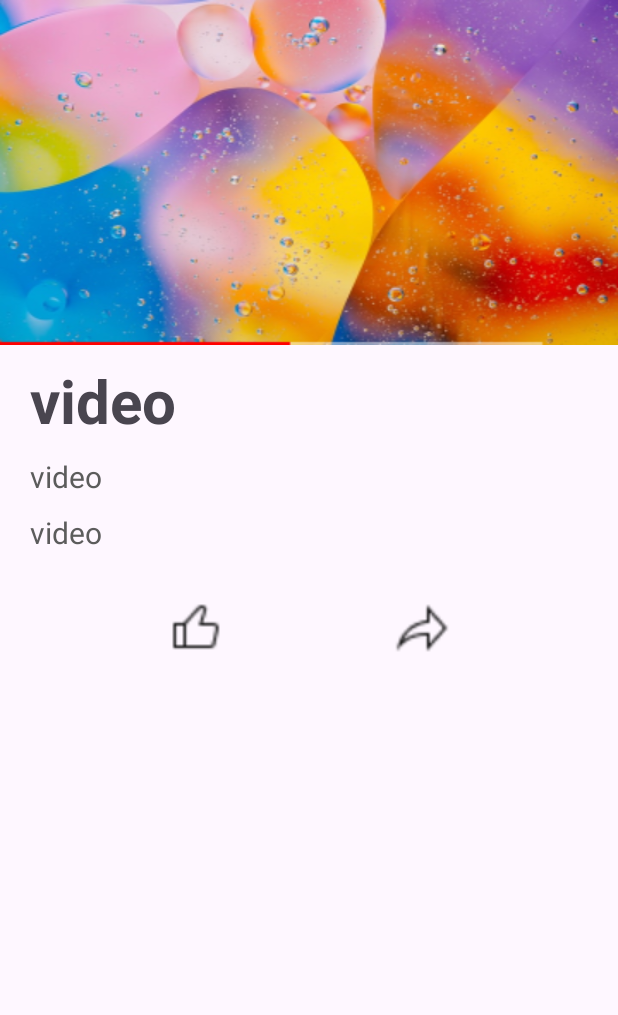
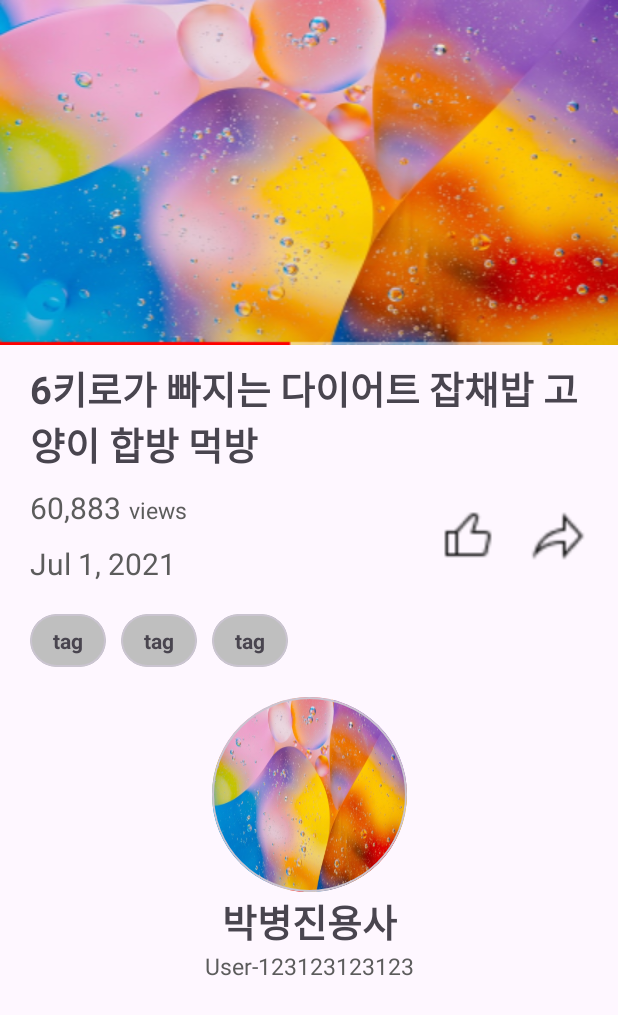
Before and after one commit to NBC-VIDEO/YouTube-API, an Android app: the layout fragment_detail.xml on its own in the app's theme, with its tools: preview values and no code run, on a phone screen of 412 x 824 dp. Shown: the top 1015 px of the screen. Run offline under Robolectric (Android 15) with nearby library versions, the phone set to English and light mode, and no system bars.

Commit message:
feat : UI completion

```diff
--- a/app/src/main/res/layout/fragment_detail.xml
+++ b/app/src/main/res/layout/fragment_detail.xml
@@ -6,6 +6,16 @@
     android:layout_height="match_parent"
     tools:context=".DetailFragment">
 
+    <androidx.core.widget.NestedScrollView
+        android:layout_width="match_parent"
+        android:layout_height="match_parent"
+        app:layout_constraintStart_toStartOf="parent"
+        app:layout_constraintTop_toTopOf="parent">
+
+        <androidx.constraintlayout.widget.ConstraintLayout
+            android:layout_width="match_parent"
+            android:layout_height="match_parent">
+
             <androidx.appcompat.widget.AppCompatImageView
                 android:id="@+id/iv_detail_thumbnail"
                 android:layout_width="match_parent"
@@ -13,7 +23,7 @@
                 app:layout_constraintStart_toStartOf="parent"
                 app:layout_constraintTop_toTopOf="parent"
                 app:layout_constraintEnd_toEndOf="parent"
-        android:background="@drawable/thumbnail"/>
+                android:background="@drawable/thumbnail" />
 
             <TextView
                 android:id="@+id/tv_detail_title"
@@ -24,33 +34,45 @@
                 app:layout_constraintEnd_toEndOf="parent"
                 android:layout_marginTop="10dp"
                 android:layout_marginStart="20dp"
-        android:text="@string/app_name"
-        android:textSize="40sp"
+                android:layout_marginEnd="20dp"
+                android:text="6키로가 빠지는 다이어트 잡채밥 고양이 합방 먹방"
+                android:textSize="25sp"
                 android:textStyle="bold" />
 
             <TextView
                 android:id="@+id/tv_detail_view_count"
-        android:layout_width="match_parent"
+                android:layout_width="wrap_content"
                 android:layout_height="wrap_content"
                 app:layout_constraintTop_toBottomOf="@id/tv_detail_title"
                 app:layout_constraintStart_toStartOf="parent"
-        app:layout_constraintEnd_toEndOf="parent"
                 android:layout_marginTop="10dp"
                 android:layout_marginStart="20dp"
-        android:text="@string/app_name"
+                android:text="60,883"
                 android:textSize="20sp"
                 android:textColor="#5C5C5C" />
 
             <TextView
+                android:id="@+id/tv_detail_view_count_views"
+                android:layout_width="wrap_content"
+                android:layout_height="wrap_content"
+                app:layout_constraintTop_toTopOf="@id/tv_detail_view_count"
+                app:layout_constraintBottom_toBottomOf="@id/tv_detail_view_count"
+                app:layout_constraintStart_toEndOf="@id/tv_detail_view_count"
+                android:layout_marginStart="5dp"
+                android:layout_marginTop="3dp"
+                android:text="views"
+                android:textSize="15sp"
+                android:textColor="#5C5C5C" />
+
+            <TextView
                 android:id="@+id/tv_detail_publish"
-        android:layout_width="match_parent"
+                android:layout_width="wrap_content"
                 android:layout_height="wrap_content"
                 app:layout_constraintTop_toBottomOf="@id/tv_detail_view_count"
                 app:layout_constraintStart_toStartOf="parent"
-        app:layout_constraintEnd_toEndOf="parent"
                 android:layout_marginTop="10dp"
                 android:layout_marginStart="20dp"
-        android:text="@string/app_name"
+                android:text="Jul 1, 2021"
                 android:textSize="20sp"
                 android:textColor="#5C5C5C" />
 
@@ -58,10 +80,10 @@
                 android:id="@+id/btn_detail_good"
                 android:layout_width="40dp"
                 android:layout_height="40dp"
-        android:layout_marginTop="30dp"
-        app:layout_constraintStart_toStartOf="parent"
                 app:layout_constraintEnd_toStartOf="@id/btn_detail_share"
-        app:layout_constraintTop_toBottomOf="@id/tv_detail_publish"
+                app:layout_constraintTop_toTopOf="@id/tv_detail_view_count"
+                app:layout_constraintBottom_toBottomOf="@id/tv_detail_publish"
+                android:layout_marginEnd="20dp"
                 android:background="@drawable/good"
                 android:contentDescription="@string/app_name" />
 
@@ -69,11 +91,71 @@
                 android:id="@+id/btn_detail_share"
                 android:layout_width="40dp"
                 android:layout_height="40dp"
-        android:layout_marginTop="30dp"
-        app:layout_constraintStart_toEndOf="@id/btn_detail_good"
                 app:layout_constraintEnd_toEndOf="parent"
-        app:layout_constraintTop_toBottomOf="@id/tv_detail_publish"
+                app:layout_constraintTop_toTopOf="@id/tv_detail_view_count"
+                app:layout_constraintBottom_toBottomOf="@id/tv_detail_publish"
+                android:layout_marginEnd="20dp"
                 android:background="@drawable/share"
                 android:contentDescription="@string/app_name" />
 
+            <androidx.recyclerview.widget.RecyclerView
+                android:id="@+id/detail_recyclerview"
+                android:layout_width="match_parent"
+                android:layout_height="wrap_content"
+                app:layout_constraintTop_toBottomOf="@id/tv_detail_publish"
+                app:layout_constraintStart_toStartOf="parent"
+                android:padding="20dp"
+                android:orientation="horizontal"
+                app:layoutManager="androidx.recyclerview.widget.LinearLayoutManager"
+                tools:listitem="@layout/recyclerview_detail_item" />
+
+            <com.google.android.material.card.MaterialCardView
+                android:id="@+id/cv_detail_channel_image"
+                android:layout_width="130dp"
+                android:layout_height="130dp"
+                app:layout_constraintStart_toStartOf="parent"
+                app:layout_constraintEnd_toEndOf="parent"
+                app:layout_constraintTop_toBottomOf="@id/detail_recyclerview"
+                app:cardCornerRadius="100dp"
+                app:cardBackgroundColor="@color/white">
+
+                <androidx.constraintlayout.widget.ConstraintLayout
+                    android:layout_width="match_parent"
+                    android:layout_height="match_parent">
+
+                    <androidx.appcompat.widget.AppCompatImageView
+                        android:id="@+id/iv_detail_channel_image"
+                        android:layout_width="match_parent"
+                        android:layout_height="match_parent"
+                        app:layout_constraintStart_toStartOf="parent"
+                        app:layout_constraintTop_toTopOf="parent"
+                        android:background="@drawable/thumbnail" />
+
                 </androidx.constraintlayout.widget.ConstraintLayout>
+            </com.google.android.material.card.MaterialCardView>
+
+            <TextView
+                android:id="@+id/tv_detail_channel_name"
+                android:layout_width="wrap_content"
+                android:layout_height="wrap_content"
+                app:layout_constraintStart_toStartOf="@id/cv_detail_channel_image"
+                app:layout_constraintEnd_toEndOf="@id/cv_detail_channel_image"
+                app:layout_constraintTop_toBottomOf="@id/cv_detail_channel_image"
+                android:text="박병진용사"
+                android:textSize="25sp"
+                android:textStyle="bold" />
+
+            <TextView
+                android:id="@+id/tv_detail_channel_id"
+                android:layout_width="wrap_content"
+                android:layout_height="wrap_content"
+                app:layout_constraintStart_toStartOf="@id/tv_detail_channel_name"
+                app:layout_constraintEnd_toEndOf="@id/tv_detail_channel_name"
+                app:layout_constraintTop_toBottomOf="@id/tv_detail_channel_name"
+                android:text="User-123123123123"
+                android:textColor="#5C5C5C"
+                android:textSize="15sp" />
+
+        </androidx.constraintlayout.widget.ConstraintLayout>
+    </androidx.core.widget.NestedScrollView>
+</androidx.constraintlayout.widget.ConstraintLayout>
--- /dev/null
+++ b/app/src/main/res/layout/recyclerview_detail_item.xml
@@ -0,0 +1,37 @@
+<?xml version="1.0" encoding="utf-8"?>
+<androidx.constraintlayout.widget.ConstraintLayout xmlns:android="http://schemas.android.com/apk/res/android"
+    android:layout_width="wrap_content"
+    android:layout_height="wrap_content"
+    android:layout_marginEnd="10dp"
+    xmlns:app="http://schemas.android.com/apk/res-auto">
+
+    <com.google.android.material.card.MaterialCardView
+        android:id="@+id/cv_recyclerview_detail_item"
+        android:layout_width="wrap_content"
+        android:layout_height="35dp"
+        app:layout_constraintStart_toStartOf="parent"
+        app:layout_constraintTop_toTopOf="parent"
+        app:cardBackgroundColor="#BFBFBF"
+        app:cardCornerRadius="30dp" >
+
+        <androidx.constraintlayout.widget.ConstraintLayout
+            android:layout_width="match_parent"
+            android:layout_height="match_parent" >
+
+            <TextView
+                android:id="@+id/tv_recyclerview_detail_item"
+                android:layout_width="wrap_content"
+                android:layout_height="match_parent"
+                app:layout_constraintStart_toStartOf="parent"
+                app:layout_constraintEnd_toEndOf="parent"
+                app:layout_constraintTop_toTopOf="parent"
+                android:layout_marginStart="15dp"
+                android:layout_marginEnd="15dp"
+                android:text="tag"
+                android:gravity="center"
+                android:textStyle="bold" />
+
+        </androidx.constraintlayout.widget.ConstraintLayout>
+    </com.google.android.material.card.MaterialCardView>
+
+</androidx.constraintlayout.widget.ConstraintLayout>
```
Lines whose indentation alone changed are shown as unchanged.
